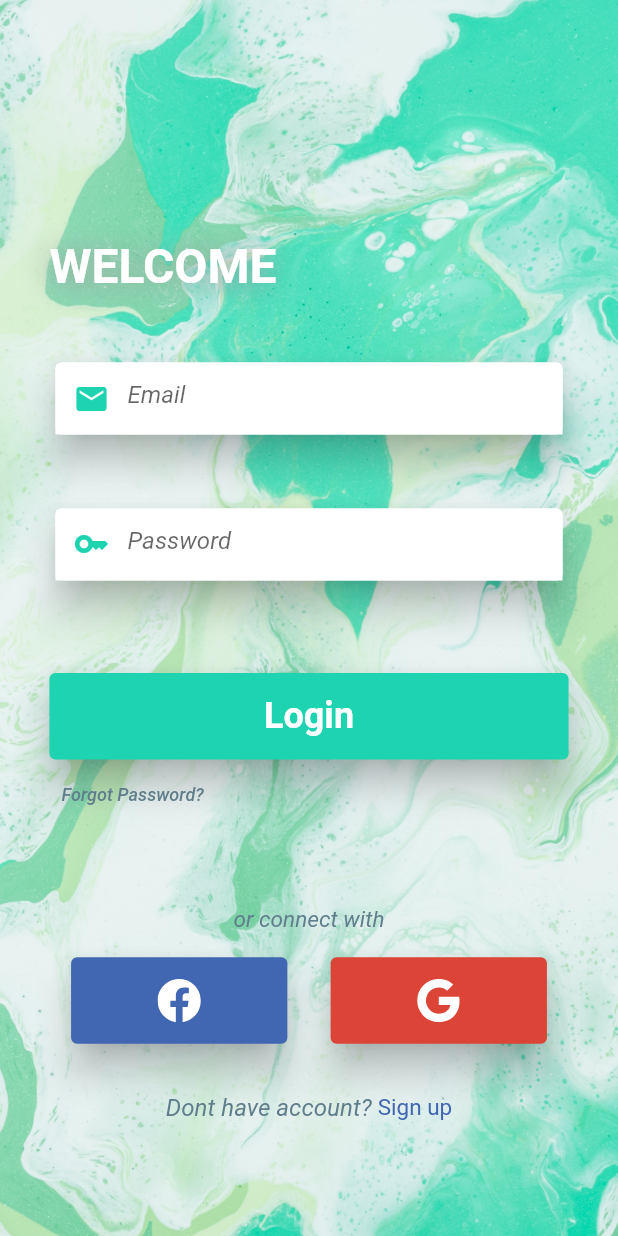
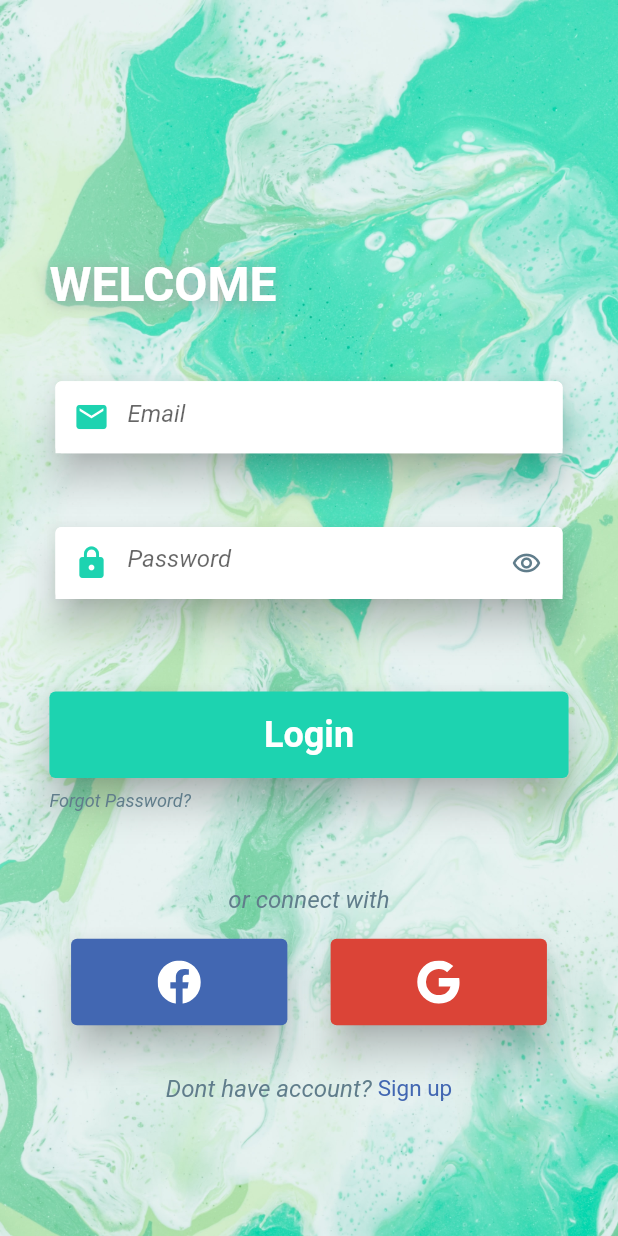
Before and after one commit to kutsaltekbas/flutter-MVVM-demos, a Flutter app: the screen it shows after launch, on a phone screen of 412 x 824 dp. Run offline on Flutter 3.47's test engine with Material 2 defaults, Android fonts, the phone set to English and light mode, and no system bars; our stand-ins replace dio, easy_localization, firebase_auth, firebase_core, icons_plus, mobx and 1 more; accounts and stored records are empty; generated files the repository leaves out were written again.

Commit message:
password textfield ui güncelleme

```diff
--- a/lib/view/authenticate/login/view/login_view.dart
+++ b/lib/view/authenticate/login/view/login_view.dart
@@ -11,8 +11,6 @@ import 'package:icons_plus/icons_plus.dart';
 
 class LoginView extends StatelessWidget {
   const LoginView({Key? key}) : super(key: key);
-
-
 
   @override
   Widget build(BuildContext context) {
@@ -44,6 +42,7 @@ class LoginView extends StatelessWidget {
                   passwordTextField(viewmodel, context),
                   SizedBox(height: context.height * 0.07),
                   loginButton(context, viewmodel),
+                  SizedBox(height: context.height * 0.01),
                   forgotPasswordButton(),
                   SizedBox(height: context.height * 0.06),
                   connectWithText(),
@@ -132,7 +131,7 @@ class LoginView extends StatelessWidget {
       child: Text(
         "or connect with",
         style: TextStyle(
-            fontSize: 15, color: Colors.blueGrey, fontStyle: FontStyle.italic),
+            fontSize: 16, color: Colors.blueGrey, fontStyle: FontStyle.italic),
       ),
     );
   }
@@ -145,18 +144,21 @@ class LoginView extends StatelessWidget {
           color: Colors.white,
           fontWeight: FontWeight.bold,
           shadows: [
-            BoxShadow(offset: Offset(-1, 2), blurRadius: 25, color: Colors.grey)
+            BoxShadow(offset: Offset(-1, 2), blurRadius: 15, color: Colors.grey)
           ]),
     );
   }
 
-  TextButton forgotPasswordButton() => TextButton(
-      onPressed: () {},
-      child: Text(
-        LocaleKeys.login_forgotText.tr(),
-        style: TextStyle(
-            fontSize: 12, fontStyle: FontStyle.italic, color: Colors.blueGrey),
-      ));
+  Widget forgotPasswordButton() => GestureDetector(
+        onTap: () {},
+        child: Text(
+          LocaleKeys.login_forgotText.tr(),
+          style: TextStyle(
+              fontSize: 12,
+              fontStyle: FontStyle.italic,
+              color: Colors.blueGrey),
+        ),
+      );
 
   Widget loginButton(BuildContext context, LoginViewModel viewmodel) =>
       SizedBox(
@@ -166,9 +168,7 @@ class LoginView extends StatelessWidget {
             style: ElevatedButton.styleFrom(
                 elevation: 10,
                 backgroundColor: ColorSchemaLight.instance.accentGreen),
-            onPressed: () async {
-
-            },
+            onPressed: () async {},
             child: Text(
               LocaleKeys.login_login.tr(),
               style: TextStyle(
@@ -210,16 +210,23 @@ class LoginView extends StatelessWidget {
         child: Card(
           elevation: 10,
           child: TextField(
+              obscuringCharacter: '*',
+              obscureText: true,
               cursorColor: ColorSchemaLight.instance.accentGreen,
               controller: viewmodel.passwordController,
               decoration: InputDecoration(
+                  suffixIcon: Icon(
+                    Icons.remove_red_eye_outlined,
+                    size: 20,
+                  ),
+                  suffixIconColor: Colors.blueGrey,
                   focusedBorder: UnderlineInputBorder(
                       borderSide: BorderSide(
                           color: ColorSchemaLight.instance.accentGreen)),
                   enabledBorder: UnderlineInputBorder(
                       borderSide: BorderSide(color: Colors.transparent)),
                   prefixIcon: Icon(
-                    Icons.key,
+                    Icons.lock,
                     color: ColorSchemaLight.instance.accentGreen,
                   ),
                   filled: true,
```
